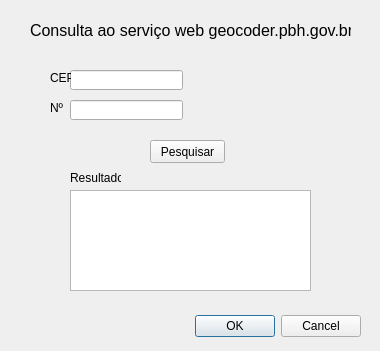
Before: the Qt Designer form Geocoder/prodabel_geocoder_dialog_base.ui in dinhomoura/qgis-prodabel-geocoder, drawn with Qt 5.
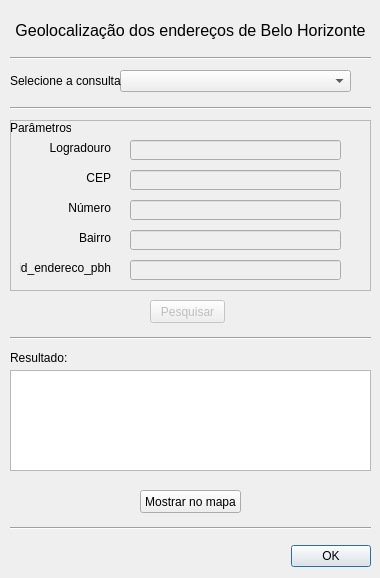
After: the same form once the commit is applied.

Commit message: Alterações na interface para mostrar todas opções e pesquisa e os parâmetros.

```diff
--- a/Geocoder/prodabel_geocoder_dialog_base.ui
+++ b/Geocoder/prodabel_geocoder_dialog_base.ui
@@ -7,7 +7,7 @@
     <x>0</x>
     <y>0</y>
     <width>380</width>
-    <height>351</height>
+    <height>578</height>
    </rect>
   </property>
   <property name="windowTitle">
@@ -16,8 +16,8 @@
   <widget class="QDialogButtonBox" name="button_box">
    <property name="geometry">
     <rect>
-     <x>20</x>
-     <y>310</y>
+     <x>30</x>
+     <y>540</y>
      <width>341</width>
      <height>32</height>
     </rect>
@@ -26,15 +26,15 @@
     <enum>Qt::Horizontal</enum>
    </property>
    <property name="standardButtons">
-    <set>QDialogButtonBox::Cancel|QDialogButtonBox::Ok</set>
+    <set>QDialogButtonBox::Ok</set>
    </property>
   </widget>
   <widget class="QLabel" name="label">
    <property name="geometry">
     <rect>
-     <x>30</x>
+     <x>10</x>
      <y>20</y>
-     <width>321</width>
+     <width>361</width>
      <height>20</height>
     </rect>
    </property>
@@ -44,73 +44,30 @@
     </font>
    </property>
    <property name="text">
-    <string>Consulta ao serviço web geocoder.pbh.gov.br</string>
+    <string>Geolocalização dos endereços de Belo Horizonte</string>
    </property>
-  </widget>
-  <widget class="QLineEdit" name="lineEditCep">
-   <property name="geometry">
-    <rect>
-     <x>70</x>
-     <y>70</y>
-     <width>113</width>
-     <height>20</height>
-    </rect>
+   <property name="alignment">
+    <set>Qt::AlignCenter</set>
    </property>
   </widget>
-  <widget class="QLineEdit" name="lineEditNumero">
+  <widget class="QTextBrowser" name="textBrowserResultado">
    <property name="geometry">
     <rect>
-     <x>70</x>
-     <y>100</y>
-     <width>113</width>
-     <height>20</height>
-    </rect>
-   </property>
-   <property name="text">
-    <string/>
-   </property>
-  </widget>
-  <widget class="QLabel" name="label_2">
-   <property name="geometry">
-    <rect>
-     <x>50</x>
-     <y>70</y>
-     <width>21</width>
-     <height>16</height>
-    </rect>
-   </property>
-   <property name="text">
-    <string>CEP</string>
-   </property>
-  </widget>
-  <widget class="QLabel" name="label_3">
-   <property name="geometry">
-    <rect>
-     <x>50</x>
-     <y>100</y>
-     <width>16</width>
-     <height>16</height>
-    </rect>
-   </property>
-   <property name="text">
-    <string>Nº</string>
-   </property>
-  </widget>
-  <widget class="QTextBrowser" name="textBrowser">
-   <property name="geometry">
-    <rect>
-     <x>70</x>
-     <y>190</y>
-     <width>241</width>
+     <x>10</x>
+     <y>370</y>
+     <width>361</width>
      <height>101</height>
     </rect>
    </property>
   </widget>
   <widget class="QPushButton" name="pesquisarButton">
+   <property name="enabled">
+    <bool>false</bool>
+   </property>
    <property name="geometry">
     <rect>
      <x>150</x>
-     <y>140</y>
+     <y>300</y>
      <width>75</width>
      <height>23</height>
     </rect>
@@ -122,14 +79,279 @@
   <widget class="QLabel" name="label_4">
    <property name="geometry">
     <rect>
-     <x>70</x>
-     <y>170</y>
-     <width>51</width>
+     <x>10</x>
+     <y>350</y>
+     <width>61</width>
      <height>16</height>
     </rect>
    </property>
    <property name="text">
-    <string>Resultado</string>
+    <string>Resultado:</string>
+   </property>
+  </widget>
+  <widget class="QComboBox" name="comboBoxTipoConsulta">
+   <property name="geometry">
+    <rect>
+     <x>120</x>
+     <y>70</y>
+     <width>231</width>
+     <height>22</height>
+    </rect>
+   </property>
+   <property name="autoFillBackground">
+    <bool>false</bool>
+   </property>
+  </widget>
+  <widget class="Line" name="line">
+   <property name="geometry">
+    <rect>
+     <x>10</x>
+     <y>50</y>
+     <width>361</width>
+     <height>16</height>
+    </rect>
+   </property>
+   <property name="orientation">
+    <enum>Qt::Horizontal</enum>
+   </property>
+  </widget>
+  <widget class="QLabel" name="labelConsulta">
+   <property name="geometry">
+    <rect>
+     <x>10</x>
+     <y>70</y>
+     <width>111</width>
+     <height>21</height>
+    </rect>
+   </property>
+   <property name="text">
+    <string>Selecione a consulta:</string>
+   </property>
+  </widget>
+  <widget class="Line" name="line_2">
+   <property name="geometry">
+    <rect>
+     <x>10</x>
+     <y>100</y>
+     <width>361</width>
+     <height>16</height>
+    </rect>
+   </property>
+   <property name="orientation">
+    <enum>Qt::Horizontal</enum>
+   </property>
+  </widget>
+  <widget class="QLabel" name="label_6">
+   <property name="geometry">
+    <rect>
+     <x>10</x>
+     <y>120</y>
+     <width>61</width>
+     <height>16</height>
+    </rect>
+   </property>
+   <property name="text">
+    <string>Parâmetros:</string>
+   </property>
+  </widget>
+  <widget class="QFrame" name="frame">
+   <property name="geometry">
+    <rect>
+     <x>10</x>
+     <y>120</y>
+     <width>361</width>
+     <height>171</height>
+    </rect>
+   </property>
+   <property name="frameShape">
+    <enum>QFrame::StyledPanel</enum>
+   </property>
+   <property name="frameShadow">
+    <enum>QFrame::Raised</enum>
+   </property>
+   <widget class="QLabel" name="labelLogradouro">
+    <property name="geometry">
+     <rect>
+      <x>10</x>
+      <y>20</y>
+      <width>91</width>
+      <height>16</height>
+     </rect>
+    </property>
+    <property name="text">
+     <string>Logradouro</string>
+    </property>
+    <property name="alignment">
+     <set>Qt::AlignRight|Qt::AlignTrailing|Qt::AlignVCenter</set>
+    </property>
+   </widget>
+   <widget class="QLabel" name="labelCep">
+    <property name="geometry">
+     <rect>
+      <x>10</x>
+      <y>50</y>
+      <width>91</width>
+      <height>16</height>
+     </rect>
+    </property>
+    <property name="text">
+     <string>CEP</string>
+    </property>
+    <property name="alignment">
+     <set>Qt::AlignRight|Qt::AlignTrailing|Qt::AlignVCenter</set>
+    </property>
+   </widget>
+   <widget class="QLabel" name="labelNumero">
+    <property name="geometry">
+     <rect>
+      <x>10</x>
+      <y>80</y>
+      <width>91</width>
+      <height>16</height>
+     </rect>
+    </property>
+    <property name="text">
+     <string>Número</string>
+    </property>
+    <property name="alignment">
+     <set>Qt::AlignRight|Qt::AlignTrailing|Qt::AlignVCenter</set>
+    </property>
+   </widget>
+   <widget class="QLabel" name="labelBairro">
+    <property name="geometry">
+     <rect>
+      <x>10</x>
+      <y>110</y>
+      <width>91</width>
+      <height>16</height>
+     </rect>
+    </property>
+    <property name="text">
+     <string>Bairro</string>
+    </property>
+    <property name="alignment">
+     <set>Qt::AlignRight|Qt::AlignTrailing|Qt::AlignVCenter</set>
+    </property>
+   </widget>
+   <widget class="QLabel" name="labelIdEnderecoPbh">
+    <property name="geometry">
+     <rect>
+      <x>10</x>
+      <y>140</y>
+      <width>91</width>
+      <height>16</height>
+     </rect>
+    </property>
+    <property name="text">
+     <string>id_endereco_pbh</string>
+    </property>
+    <property name="alignment">
+     <set>Qt::AlignRight|Qt::AlignTrailing|Qt::AlignVCenter</set>
+    </property>
+   </widget>
+   <widget class="QLineEdit" name="lineEditLogradouro">
+    <property name="enabled">
+     <bool>false</bool>
+    </property>
+    <property name="geometry">
+     <rect>
+      <x>120</x>
+      <y>20</y>
+      <width>211</width>
+      <height>20</height>
+     </rect>
+    </property>
+   </widget>
+   <widget class="QLineEdit" name="lineEditCep">
+    <property name="enabled">
+     <bool>false</bool>
+    </property>
+    <property name="geometry">
+     <rect>
+      <x>120</x>
+      <y>50</y>
+      <width>211</width>
+      <height>20</height>
+     </rect>
+    </property>
+   </widget>
+   <widget class="QLineEdit" name="lineEditNumero">
+    <property name="enabled">
+     <bool>false</bool>
+    </property>
+    <property name="geometry">
+     <rect>
+      <x>120</x>
+      <y>80</y>
+      <width>211</width>
+      <height>20</height>
+     </rect>
+    </property>
+   </widget>
+   <widget class="QLineEdit" name="lineEditBairro">
+    <property name="enabled">
+     <bool>false</bool>
+    </property>
+    <property name="geometry">
+     <rect>
+      <x>120</x>
+      <y>110</y>
+      <width>211</width>
+      <height>20</height>
+     </rect>
+    </property>
+   </widget>
+   <widget class="QLineEdit" name="lineEditIdEnderecoPbh">
+    <property name="enabled">
+     <bool>false</bool>
+    </property>
+    <property name="geometry">
+     <rect>
+      <x>120</x>
+      <y>140</y>
+      <width>211</width>
+      <height>20</height>
+     </rect>
+    </property>
+   </widget>
+  </widget>
+  <widget class="Line" name="line_3">
+   <property name="geometry">
+    <rect>
+     <x>10</x>
+     <y>330</y>
+     <width>361</width>
+     <height>16</height>
+    </rect>
+   </property>
+   <property name="orientation">
+    <enum>Qt::Horizontal</enum>
+   </property>
+  </widget>
+  <widget class="QPushButton" name="mostrarNoMapaButton">
+   <property name="geometry">
+    <rect>
+     <x>140</x>
+     <y>490</y>
+     <width>101</width>
+     <height>23</height>
+    </rect>
+   </property>
+   <property name="text">
+    <string>Mostrar no mapa</string>
+   </property>
+  </widget>
+  <widget class="Line" name="line_4">
+   <property name="geometry">
+    <rect>
+     <x>10</x>
+     <y>520</y>
+     <width>361</width>
+     <height>16</height>
+    </rect>
+   </property>
+   <property name="orientation">
+    <enum>Qt::Horizontal</enum>
    </property>
   </widget>
  </widget>
```
Left out of the diff: 20 changed lines with no effect on the pictures. The commit also changes 4 other files.
